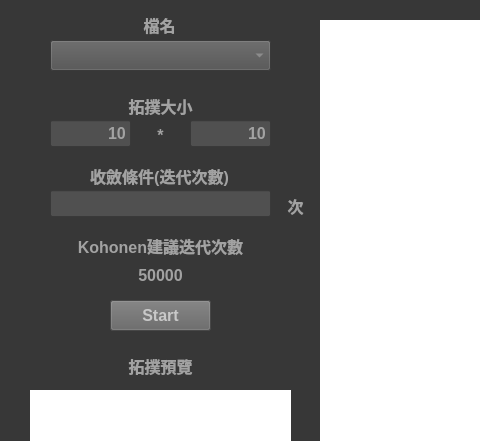
Qt form HW3/hw3.ui (ramadepo/Ncu-NeuralNetworks) before a commit; both pictures show x 0 to 480 and y 0 to 441 of the 1024 by 768 pixel window.
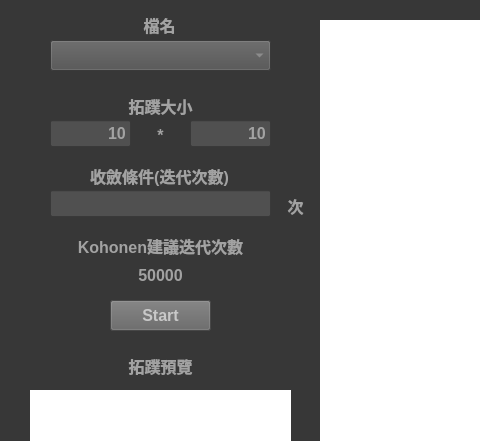
The same form after that commit.

Diff of the .ui file:
```diff
--- a/HW3/hw3.ui
+++ b/HW3/hw3.ui
@@ -305,7 +305,7 @@
      <string notr="true">color: rgb(162, 162, 162);</string>
     </property>
     <property name="text">
-     <string>拓撲大小</string>
+     <string>拓蹼大小</string>
     </property>
     <property name="alignment">
      <set>Qt::AlignCenter</set>
@@ -488,7 +488,7 @@
      <string notr="true">color: rgb(162, 162, 162);</string>
     </property>
     <property name="text">
-     <string>拓撲預覽</string>
+     <string>拓蹼預覽</string>
     </property>
     <property name="alignment">
      <set>Qt::AlignCenter</set>
```
